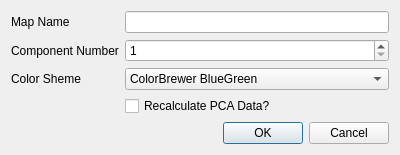
First picture: the form in principalcomponentsdialog.ui, repository VespucciProject/Vespucci, before the edit.
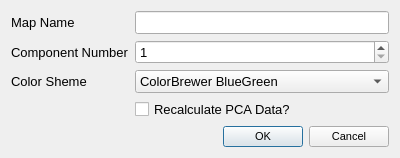
Second picture: the form after the edit.

Commit message: UI enhancements (larger dialogs with larger font (10 pt instead of 8 pt), plot preview interactions (mouse wheel zoom, drag), simplification of forms). Implementation of composite datasets through MetaDataset and MetaDatasetDialog.

Diff of the .ui file:
```diff
--- a/principalcomponentsdialog.ui
+++ b/principalcomponentsdialog.ui
@@ -10,6 +10,11 @@
     <height>142</height>
    </rect>
   </property>
+  <property name="font">
+   <font>
+    <pointsize>10</pointsize>
+   </font>
+  </property>
   <property name="windowTitle">
    <string>Dialog</string>
   </property>
@@ -262,6 +267,11 @@
    </item>
    <item row="4" column="1">
     <widget class="QDialogButtonBox" name="buttonBox">
+     <property name="font">
+      <font>
+       <pointsize>8</pointsize>
+      </font>
+     </property>
      <property name="orientation">
       <enum>Qt::Horizontal</enum>
      </property>
```
Left out of the diff: 2 changed lines with no effect on the pictures. The commit also changes 36 other files.
